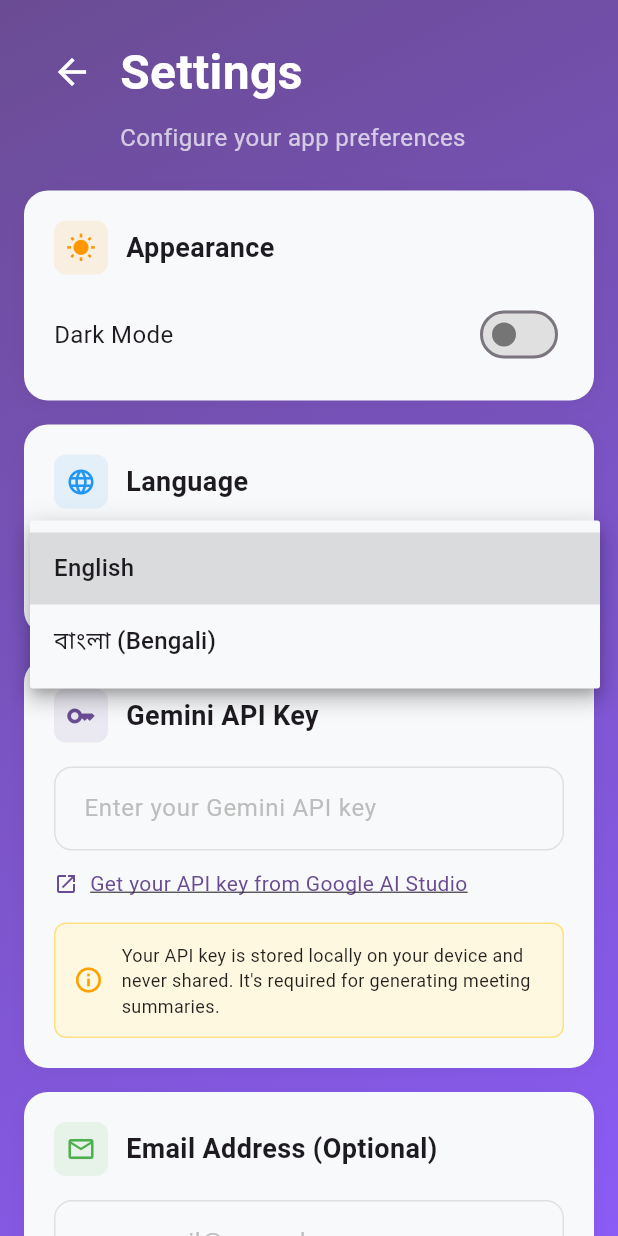
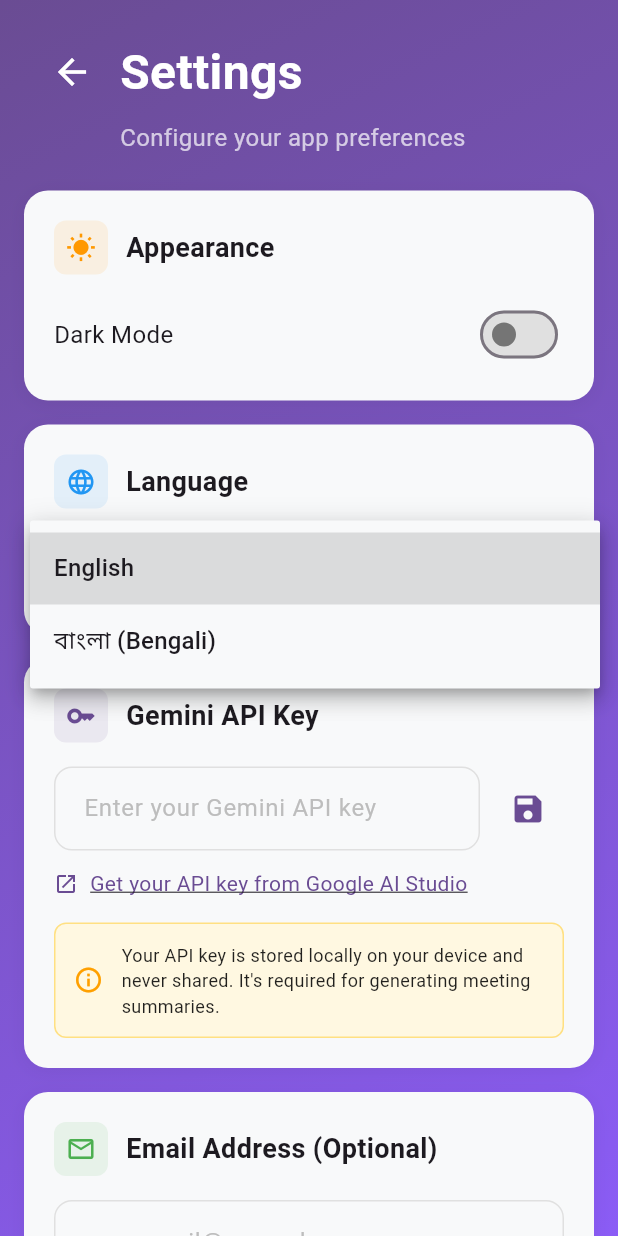
Before and after one commit to BrainStation-23/Vocario, a Flutter app: the SettingsScreen screen opened by its route, after a tap on "English", on a phone screen of 412 x 824 dp. Run offline on Flutter 3.47's test engine with Material 3 defaults, Android fonts, the phone set to English and light mode, and no system bars; our stand-ins replace dio, equatable, flutter_riverpod, flutter_secure_storage, go_router, google_fonts and 4 more; missing offline and left inert: flutter_sound; accounts and stored records are empty; generated files the repository leaves out were written again.

```diff
--- a/lib/core/constants/app_constants.dart
+++ b/lib/core/constants/app_constants.dart
@@ -14,6 +14,7 @@ class AppConstants {
   static const String userPreferencesKey = 'user_preferences';
   static const String themeKey = 'theme_mode';
   static const String languageKey = 'language';
+  static const String apiKeyKey = 'gemini_api_key';
 
   // Audio Configuration
   static const int maxAudioDurationMinutes = 60;
--- a/lib/core/services/storage_service.dart
+++ b/lib/core/services/storage_service.dart
@@ -159,4 +159,21 @@ class StorageService {
   static Future<String?> getUserPreferences() async {
     return await getString(AppConstants.userPreferencesKey);
   }
+
+  // API key storage methods
+  static Future<void> saveApiKey(String apiKey) async {
+    await saveString(AppConstants.apiKeyKey, apiKey);
+  }
+
+  static Future<String?> getApiKey() async {
+    return await getString(AppConstants.apiKeyKey);
+  }
+
+  static Future<void> removeApiKey() async {
+    await remove(AppConstants.apiKeyKey);
+  }
+
+  static Future<bool> hasApiKey() async {
+    return await containsKey(AppConstants.apiKeyKey);
+  }
 }
--- a/lib/presentation/screens/settings/settings_screen.dart
+++ b/lib/presentation/screens/settings/settings_screen.dart
@@ -3,6 +3,8 @@ import 'package:flutter_riverpod/flutter_riverpod.dart';
 import 'package:vocario/core/theme/app_colors.dart';
 import 'package:vocario/core/l10n/app_localizations.dart';
 import 'package:url_launcher/url_launcher.dart';
+import 'package:vocario/core/services/storage_service.dart';
+import 'package:vocario/core/constants/app_constants.dart';
 import 'package:vocario/presentation/screens/settings/widgets/settings_widgets.dart';
 
 class SettingsScreen extends ConsumerStatefulWidget {
@@ -17,10 +19,23 @@ class _SettingsScreenState extends ConsumerState<SettingsScreen> {
   final TextEditingController _emailController = TextEditingController();
 
   @override
+  void initState() {
+    super.initState();
+    _loadSavedApiKey();
+  }
+
+  @override
   void dispose() {
     _apiKeyController.dispose();
     _emailController.dispose();
     super.dispose();
+  }
+
+  Future<void> _loadSavedApiKey() async {
+    final savedApiKey = await StorageService.getApiKey();
+    if (savedApiKey != null && mounted) {
+      _apiKeyController.text = savedApiKey;
+    }
   }
 
   Future<void> _launchURL(String url) async {
@@ -64,6 +79,9 @@ class _SettingsScreenState extends ConsumerState<SettingsScreen> {
                       ApiKeySection(
                         controller: _apiKeyController,
                         onLaunchURL: _launchURL,
+                        onApiKeySaved: () {
+                          // No op
+                        },
                       ),
                       const SizedBox(height: 16),
                       EmailSection(controller: _emailController),
--- a/lib/presentation/screens/settings/widgets/api_key_section.dart
+++ b/lib/presentation/screens/settings/widgets/api_key_section.dart
@@ -1,6 +1,7 @@
 import 'package:flutter/material.dart';
 import 'package:vocario/core/theme/app_colors.dart';
 import 'package:vocario/core/l10n/app_localizations.dart';
+import 'package:vocario/core/services/storage_service.dart';
 import 'settings_card.dart';
 import 'custom_text_field.dart';
 import 'info_box.dart';
@@ -8,8 +9,14 @@ import 'info_box.dart';
 class ApiKeySection extends StatelessWidget {
   final TextEditingController controller;
   final Function(String) onLaunchURL;
+  final VoidCallback? onApiKeySaved;
 
-  const ApiKeySection({super.key, required this.controller, required this.onLaunchURL});
+  const ApiKeySection({
+    super.key,
+    required this.controller,
+    required this.onLaunchURL,
+    this.onApiKeySaved,
+  });
 
   @override
   Widget build(BuildContext context) {
@@ -23,10 +30,25 @@ class ApiKeySection extends StatelessWidget {
       child: Column(
         crossAxisAlignment: CrossAxisAlignment.start,
         children: [
-          CustomTextField(
-            controller: controller,
-            hintText: localizations.apiKeyHint,
-            obscureText: true,
+          Row(
+            children: [
+              Expanded(
+                child: CustomTextField(
+                  controller: controller,
+                  hintText: localizations.apiKeyHint,
+                  obscureText: true,
+                ),
+              ),
+              const SizedBox(width: 8),
+              IconButton(
+                onPressed: () => _saveApiKey(context),
+                icon: Icon(
+                  Icons.save,
+                  color: appColors.gradientStart,
+                ),
+                tooltip: 'Save API Key',
+              ),
+            ],
           ),
           const SizedBox(height: 12),
           GestureDetector(
@@ -54,4 +76,42 @@ class ApiKeySection extends StatelessWidget {
       ),
     );
   }
+
+  Future<void> _saveApiKey(BuildContext context) async {
+    final apiKey = controller.text.trim();
+
+    if (apiKey.isEmpty) {
+      ScaffoldMessenger.of(context).showSnackBar(
+        const SnackBar(
+          content: Text('Please enter an API key'),
+          backgroundColor: Colors.orange,
+        ),
+      );
+      return;
+    }
+
+    try {
+      await StorageService.saveApiKey(apiKey);
+
+      if (context.mounted) {
+        ScaffoldMessenger.of(context).showSnackBar(
+          const SnackBar(
+            content: Text('API key saved successfully'),
+            backgroundColor: Colors.green,
+          ),
+        );
+      }
+
+      onApiKeySaved?.call();
+    } catch (e) {
+      if (context.mounted) {
+        ScaffoldMessenger.of(context).showSnackBar(
+          SnackBar(
+            content: Text('Failed to save API key: $e'),
+            backgroundColor: Colors.red,
+          ),
+        );
+      }
+    }
+  }
 }
```
Also changed, not shown: lib/features/audio_analyzer/data/services/gemini_api_service.dart (+14 -4 lines).
